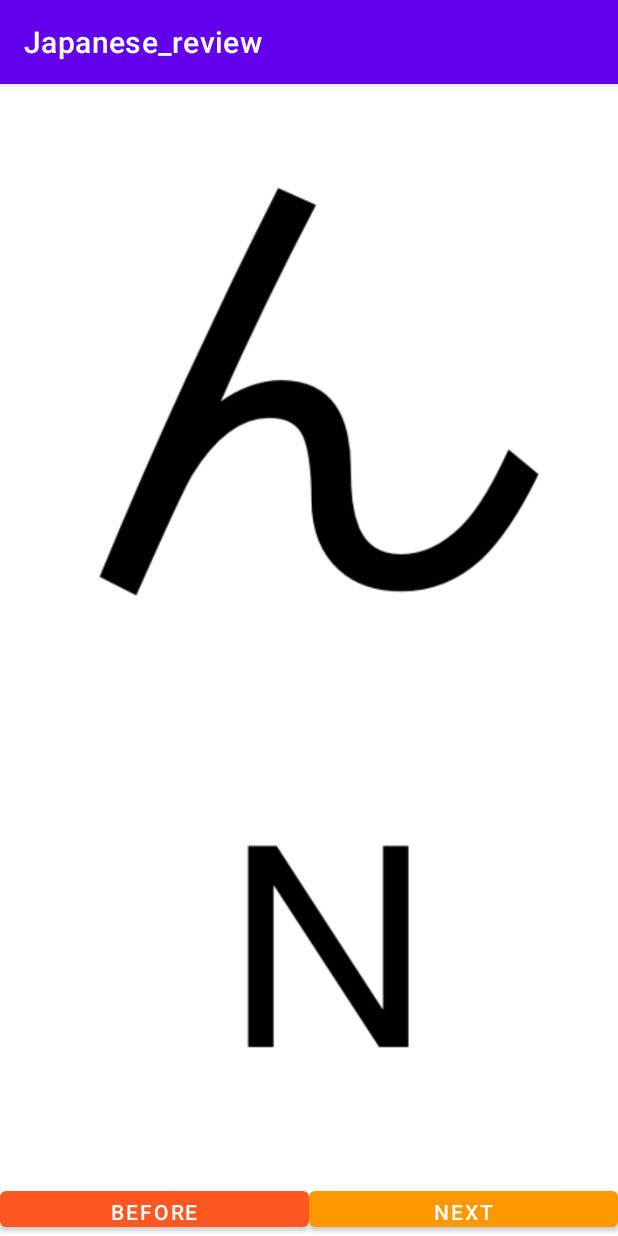
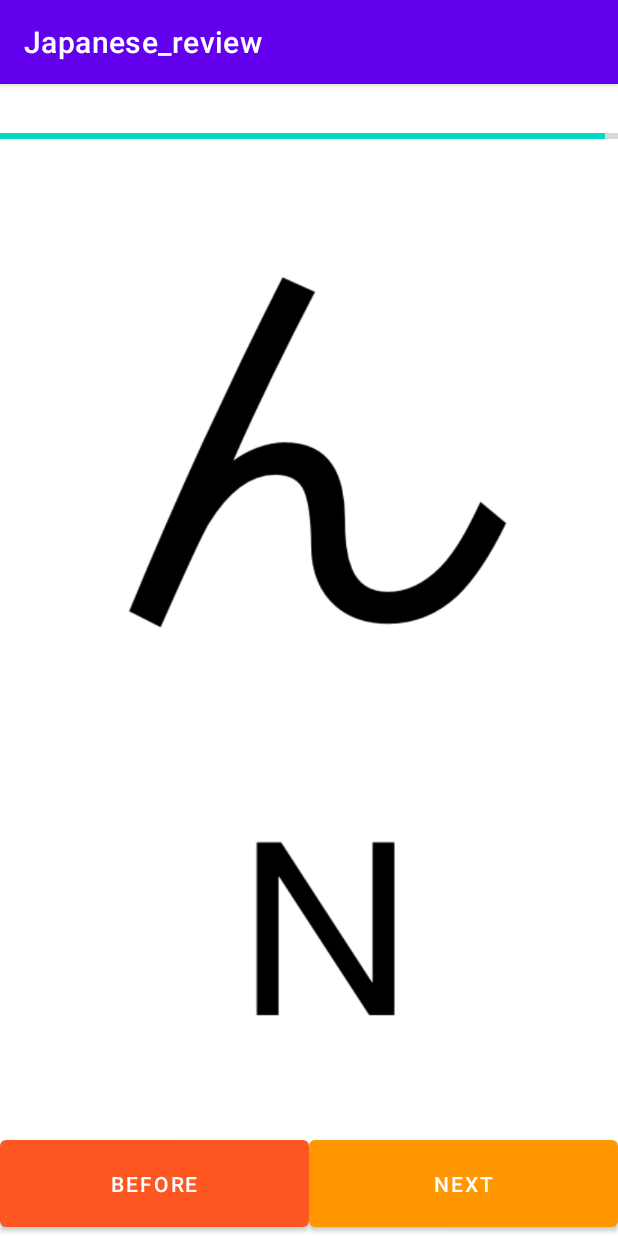
Before and after one commit to jinug0905/Japanese_review_app, an Android app: the screen it shows after launch (MainActivity), after a tap on "BEFORE", on a phone screen of 412 x 824 dp. Run offline under Robolectric (Android 15) with nearby library versions, the phone set to English and light mode, and no system bars.

Commit message:
version 01 with progress bar

```diff
--- a/app/src/main/java/org/pandora/japanese_review/MainActivity.java
+++ b/app/src/main/java/org/pandora/japanese_review/MainActivity.java
@@ -6,10 +6,12 @@ import android.view.View;
 import android.widget.ImageView;
 
 import android.os.Bundle;
+import android.widget.ProgressBar;
 
 public class MainActivity extends AppCompatActivity {
     ImageView[] imageViews = new ImageView[46];
     int imgIdx = 0;
+    ProgressBar progressBar;
 
     @Override
     protected void onCreate(Bundle savedInstanceState) {
@@ -62,6 +64,8 @@ public class MainActivity extends AppCompatActivity {
         imageViews[43] = findViewById(R.id.imageView44);
         imageViews[44] = findViewById(R.id.imageView45);
         imageViews[45] = findViewById(R.id.imageView46);
+
+        progressBar = findViewById(R.id.progressBar);
     }
 
     public void clickedBefore(View view){ changeImageBefore(); }
@@ -80,6 +84,7 @@ public class MainActivity extends AppCompatActivity {
             imgIdx--;
             imageViews[imgIdx].setVisibility(View.VISIBLE);
         }
+        progressBar.setProgress(imgIdx);
     }
 
     private void changeImageNext(){
@@ -92,5 +97,6 @@ public class MainActivity extends AppCompatActivity {
             imgIdx++;
             imageViews[imgIdx].setVisibility(View.VISIBLE);
         }
+        progressBar.setProgress(imgIdx);
     }
 }
--- a/app/src/main/res/layout/activity_main.xml
+++ b/app/src/main/res/layout/activity_main.xml
@@ -5,11 +5,19 @@
     android:layout_height="match_parent"
     android:orientation="vertical">
 
+    <ProgressBar
+        android:id="@+id/progressBar"
+        style="@style/Widget.AppCompat.ProgressBar.Horizontal"
+        android:layout_width="match_parent"
+        android:layout_height="0dp"
+        android:max="46"
+        android:layout_weight="1" />
+
     <LinearLayout
         android:layout_width="match_parent"
-        android:layout_height="wrap_content"
+        android:layout_height="0dp"
         android:orientation="vertical"
-        android:layout_weight="3">
+        android:layout_weight="9">
 
         <FrameLayout
             android:layout_width="match_parent"
@@ -343,7 +351,7 @@
 
     <LinearLayout
         android:layout_width="match_parent"
-        android:layout_height="wrap_content"
+        android:layout_height="0dp"
         android:orientation="horizontal"
         android:layout_weight="1">
 
```
